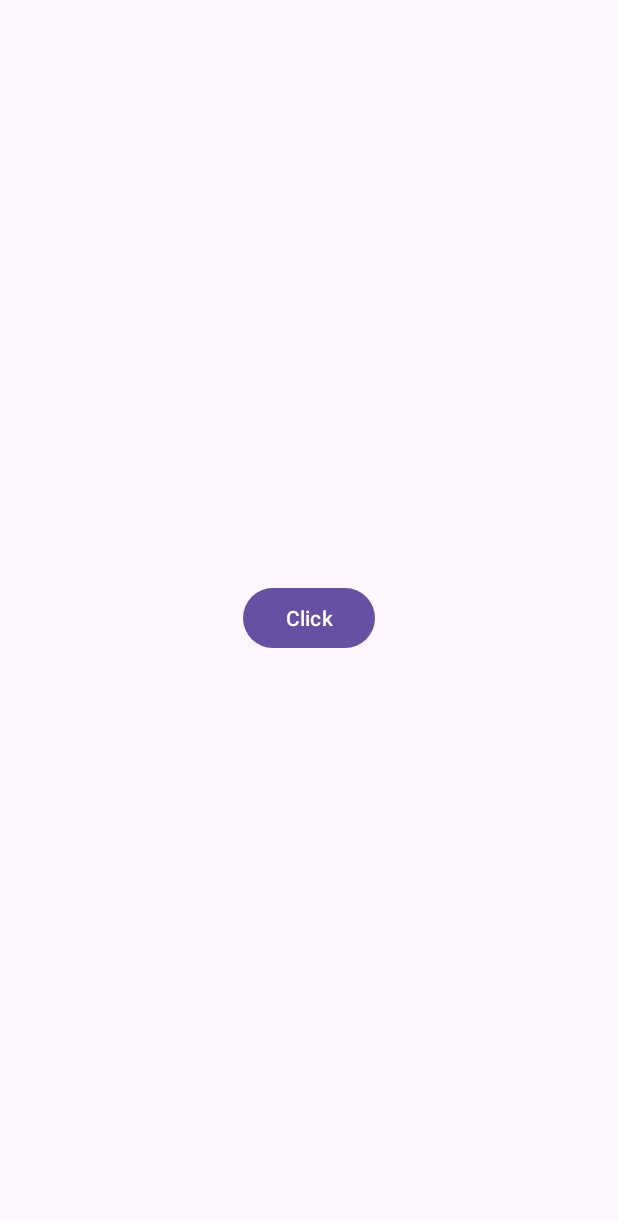
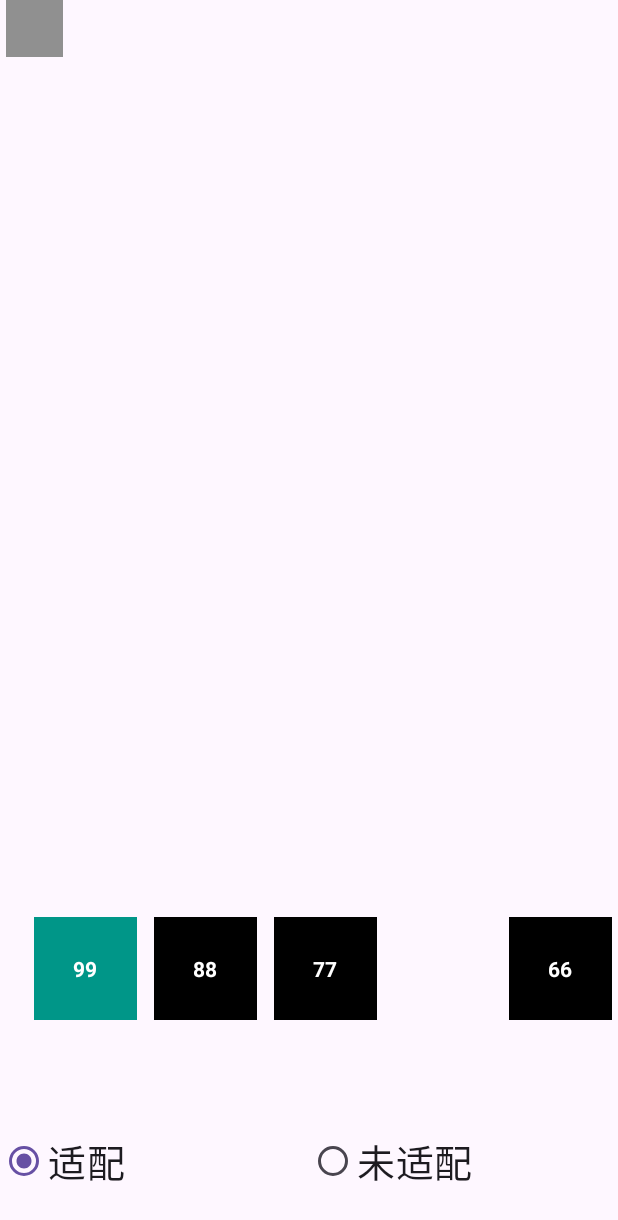
Before and after one commit to w-h-j-j/Apple, an Android app: the screen it shows after launch (MainActivity), on a phone screen of 412 x 824 dp. Shown: the top 1220 px of the screen. Run offline under Robolectric (Android 15) with nearby library versions, the phone set to English and light mode, and no system bars; libraries missing offline, so code that uses them is left out: com.orhanobut.logger; 1 statement that could not run was skipped.

Commit message:
1.实现屏幕适配 2.添加日志库依赖

```diff
--- a/app/src/main/AndroidManifest.xml
+++ b/app/src/main/AndroidManifest.xml
@@ -1,6 +1,8 @@
 <?xml version="1.0" encoding="utf-8"?>
 <manifest xmlns:android="http://schemas.android.com/apk/res/android"
     xmlns:tools="http://schemas.android.com/tools">
+
+    <uses-permission android:name="android.permission.INTERNET"/>
 
     <application
         android:allowBackup="true"
@@ -11,6 +13,8 @@
         android:roundIcon="@mipmap/ic_launcher_round"
         android:supportsRtl="true"
         android:theme="@style/Theme.MyApp"
+        android:usesCleartextTraffic="false"
+        android:name=".utils.MyApplication"
         tools:targetApi="31">
         <activity
             android:name=".MainActivity"
--- a/app/src/main/java/com/example/myapp/MainActivity.java
+++ b/app/src/main/java/com/example/myapp/MainActivity.java
@@ -1,20 +1,117 @@
 package com.example.myapp;
 
 import android.annotation.SuppressLint;
+import android.content.Context;
 import android.os.Bundle;
-import android.widget.Toast;
+import android.view.LayoutInflater;
+import android.view.View;
+import android.view.ViewGroup;
+import android.widget.RadioButton;
+import android.widget.RadioGroup;
 
+import androidx.annotation.NonNull;
+import androidx.annotation.Nullable;
 import androidx.appcompat.app.AppCompatActivity;
+import androidx.fragment.app.Fragment;
+import androidx.viewpager.widget.ViewPager;
+
+import com.example.myapp.adapter.MyViewPagerAdapter;
+import com.example.myapp.utils.ScreenAdapter;
+import java.util.ArrayList;
+import java.util.List;
 
 public class MainActivity extends AppCompatActivity {
 
-    @SuppressLint("MissingInflatedId")
+    @SuppressLint({"MissingInflatedId", "NonConstantResourceId"})
     @Override
     protected void onCreate(Bundle savedInstanceState) {
         super.onCreate(savedInstanceState);
         setContentView(R.layout.activity_main);
-        findViewById(R.id.btn_toast).setOnClickListener(v -> {
-            Toast.makeText(this, "点击按钮", Toast.LENGTH_SHORT).show();
+
+        ViewPager viewPager = findViewById(R.id.vp);
+        List<Fragment> list = new ArrayList<>();
+        list.add(new AdapterFragment());
+        list.add(new NoAdapterFragment());
+        viewPager.setAdapter(new MyViewPagerAdapter(getSupportFragmentManager(), list));
+
+        RadioButton button1= findViewById(R.id.btn_adapter);
+        RadioButton button2=findViewById(R.id.btn_cancel_adapter);
+        button1.setChecked(true);
+
+        viewPager.addOnPageChangeListener(new ViewPager.OnPageChangeListener() {
+            @Override
+            public void onPageScrolled(int position, float positionOffset, int positionOffsetPixels) {
+
+            }
+
+            @Override
+            public void onPageSelected(int position) {
+                if (position == 0){
+                    button1.setChecked(true);
+                }else {
+                    button2.setChecked(true);
+                }
+            }
+
+            @Override
+            public void onPageScrollStateChanged(int state) {
+
+            }
         });
+
+        RadioGroup radioGroup = findViewById(R.id.rg);
+        radioGroup.setOnCheckedChangeListener((group, checkedId) -> {
+            switch (checkedId){
+                case R.id.btn_adapter:
+                    viewPager.setCurrentItem(0);
+                    break;
+                case R.id.btn_cancel_adapter:
+                    viewPager.setCurrentItem(1);
+                    break;
+            }
+        });
+
+    }
+
+    public static class AdapterFragment extends Fragment{
+
+        private MainActivity mainActivity;
+
+        @Override
+        public void onAttach(@NonNull Context context) {
+            super.onAttach(context);
+            mainActivity = (MainActivity) context;
+        }
+
+        @Nullable
+        @Override
+        public View onCreateView(@NonNull LayoutInflater inflater, @Nullable ViewGroup container, @Nullable Bundle savedInstanceState) {
+            ScreenAdapter.startAdapter(mainActivity);
+            return inflater.inflate(R.layout.fragment_adapter, null);
+        }
+
+        @Override
+        public void onResume() {
+            super.onResume();
+            ScreenAdapter.cancelAdapter(mainActivity);
+        }
+    }
+
+    public static class NoAdapterFragment extends Fragment{
+
+        private MainActivity mainActivity;
+
+        @Override
+        public void onAttach(@NonNull Context context) {
+            super.onAttach(context);
+            mainActivity = (MainActivity) context;
+        }
+
+        @Nullable
+        @Override
+        public View onCreateView(@NonNull LayoutInflater inflater, @Nullable ViewGroup container, @Nullable Bundle savedInstanceState) {
+            ScreenAdapter.cancelAdapter(mainActivity);
+            return inflater.inflate(R.layout.fragment_no_adapter, null);
+        }
     }
 }
--- /dev/null
+++ b/app/src/main/java/com/example/myapp/adapter/MyViewPagerAdapter.java
@@ -0,0 +1,29 @@
+package com.example.myapp.adapter;
+
+import androidx.annotation.NonNull;
+import androidx.fragment.app.Fragment;
+import androidx.fragment.app.FragmentManager;
+import androidx.fragment.app.FragmentPagerAdapter;
+
+import java.util.List;
+
+public class MyViewPagerAdapter extends FragmentPagerAdapter {
+
+    private List<Fragment> list;
+
+    public MyViewPagerAdapter(@NonNull FragmentManager fm, List<Fragment> list) {
+        super(fm);
+        this.list = list;
+    }
+
+    @NonNull
+    @Override
+    public Fragment getItem(int position) {
+        return list.get(position);
+    }
+
+    @Override
+    public int getCount() {
+        return list == null ? 0 : list.size();
+    }
+}
--- /dev/null
+++ b/app/src/main/java/com/example/myapp/utils/MyApplication.java
@@ -0,0 +1,20 @@
+package com.example.myapp.utils;
+
+import android.app.Application;
+
+import com.orhanobut.logger.AndroidLogAdapter;
+import com.orhanobut.logger.Logger;
+
+public class MyApplication extends Application {
+
+    @Override
+    public void onCreate() {
+        super.onCreate();
+        Logger.addLogAdapter(new AndroidLogAdapter());
+    }
+
+    @Override
+    public void onTerminate() {
+        super.onTerminate();
+    }
+}
--- /dev/null
+++ b/app/src/main/java/com/example/myapp/utils/ScreenAdapter.java
@@ -0,0 +1,78 @@
+package com.example.myapp.utils;
+
+import android.app.Activity;
+import android.app.Application;
+import android.content.ComponentCallbacks;
+import android.content.res.Configuration;
+import android.content.res.Resources;
+import android.util.DisplayMetrics;
+
+import androidx.annotation.NonNull;
+
+/**
+ * 屏幕适配
+ */
+public class ScreenAdapter {
+
+    //宽度1080是按照UI设计图纸来填写，可根据实际情况进行修改， 例如图纸是按照1200x2000来设计的，此处的width就填写成1200
+    private static final float width = 1080;
+    private static float textDensity = 0;
+    private static float textScaleDensity = 0;
+
+    /**
+     * 开始适配
+     */
+    public static void startAdapter(Activity activity) {
+        Application application = activity.getApplication();
+        DisplayMetrics metrics = application.getResources().getDisplayMetrics();
+        System.out.println("ScreenAdapter 屏幕  width: " + metrics.widthPixels + "    height: " + metrics.heightPixels);
+        if (textDensity == 0) {
+            textDensity = metrics.density;
+            textScaleDensity = metrics.scaledDensity;
+            application.registerComponentCallbacks(new ComponentCallbacks() {
+                @Override
+                public void onConfigurationChanged(@NonNull Configuration newConfig) {
+                    if (newConfig.fontScale > 0) {
+                        textScaleDensity = application.getResources().getDisplayMetrics().scaledDensity;
+                    }
+                }
+
+                @Override
+                public void onLowMemory() {
+
+                }
+            });
+        }
+        float targetDensity = metrics.widthPixels / width;
+        float targetScaleDensity = targetDensity * (textScaleDensity / textDensity);
+        int targetDpi = (int) (160 * targetDensity);
+
+        metrics.density = targetDensity;
+        metrics.scaledDensity = targetScaleDensity;
+        metrics.densityDpi = targetDpi;
+
+        DisplayMetrics activityMetrics = activity.getResources().getDisplayMetrics();
+        activityMetrics.density = targetDensity;
+        activityMetrics.scaledDensity = targetScaleDensity;
+        activityMetrics.densityDpi = targetDpi;
+
+    }
+
+    /**
+     * 取消适配
+     */
+    public static void cancelAdapter(Activity activity) {
+        DisplayMetrics systemMetrics = Resources.getSystem().getDisplayMetrics();
+        DisplayMetrics appMetrics = activity.getApplication().getResources().getDisplayMetrics();
+        DisplayMetrics activityMetrics = activity.getResources().getDisplayMetrics();
+
+        activityMetrics.density = systemMetrics.density;
+        activityMetrics.scaledDensity = systemMetrics.scaledDensity;
+        activityMetrics.densityDpi = systemMetrics.densityDpi;
+
+        appMetrics.density = systemMetrics.density;
+        appMetrics.scaledDensity = systemMetrics.scaledDensity;
+        appMetrics.densityDpi = systemMetrics.densityDpi;
+    }
+
+}
--- a/app/src/main/res/layout/activity_main.xml
+++ b/app/src/main/res/layout/activity_main.xml
@@ -1,23 +1,46 @@
 <?xml version="1.0" encoding="utf-8"?>
-<androidx.constraintlayout.widget.ConstraintLayout
+<LinearLayout
     xmlns:android="http://schemas.android.com/apk/res/android"
     xmlns:app="http://schemas.android.com/apk/res-auto"
     xmlns:tools="http://schemas.android.com/tools"
-    android:id="@+id/main"
     android:layout_width="match_parent"
     android:layout_height="match_parent"
+    android:orientation="vertical"
     tools:context=".MainActivity">
 
+    <androidx.viewpager.widget.ViewPager
+        android:id="@+id/vp"
+        android:layout_width="match_parent"
+        android:layout_height="0dp"
+        android:layout_weight="1"
+        app:layout_constraintEnd_toEndOf="parent"
+        app:layout_constraintStart_toStartOf="parent"/>
 
-    <Button
-        android:id="@+id/btn_toast"
-        android:layout_width="wrap_content"
-        android:layout_height="wrap_content"
-        app:layout_constraintStart_toStartOf="parent"
-        app:layout_constraintEnd_toEndOf="parent"
-        app:layout_constraintTop_toTopOf="parent"
-        app:layout_constraintBottom_toBottomOf="parent"
-        android:text="Click"
-        tools:ignore="MissingConstraints" />
+    <RadioGroup
+        android:id="@+id/rg"
+        android:layout_width="match_parent"
+        android:layout_height="100dp"
+        android:orientation="horizontal"
+        app:layout_constraintTop_toBottomOf="@+id/vp">
+        <RadioButton
+            android:id="@+id/btn_adapter"
+            android:layout_width="0dp"
+            android:layout_height="match_parent"
+            android:layout_weight="1"
+            android:text="适配"
+            android:checked="true"
+            android:textSize="25sp"/>
+        <RadioButton
+            android:id="@+id/btn_cancel_adapter"
+            android:layout_width="0dp"
+            android:layout_height="match_parent"
+            android:layout_weight="1"
+            android:text="未适配"
+            android:textSize="25sp"/>
 
-</androidx.constraintlayout.widget.ConstraintLayout>
+    </RadioGroup>
+
+
+
+
+</LinearLayout>
--- /dev/null
+++ b/app/src/main/res/layout/fragment_adapter.xml
@@ -0,0 +1,101 @@
+<?xml version="1.0" encoding="utf-8"?>
+<androidx.constraintlayout.widget.ConstraintLayout xmlns:android="http://schemas.android.com/apk/res/android"
+    android:layout_width="match_parent"
+    android:layout_height="match_parent"
+    xmlns:app="http://schemas.android.com/apk/res-auto"
+    xmlns:tools="http://schemas.android.com/tools">
+
+    <ImageView
+        android:layout_width="100dp"
+        android:layout_height="100dp"
+        android:layout_marginStart="10dp"
+        android:background="#909090"
+        app:layout_constraintStart_toStartOf="parent" />
+
+    <ImageView
+        android:id="@+id/bg"
+        android:layout_width="900dp"
+        android:layout_height="844dp"
+
+        app:layout_constraintBottom_toBottomOf="parent"
+        app:layout_constraintEnd_toEndOf="parent"
+        app:layout_constraintStart_toStartOf="parent"
+        app:layout_constraintTop_toTopOf="parent" />
+
+    <TextView
+        android:id="@+id/imageButton"
+        style="@style/Theme.AppCompat.Light"
+        android:layout_width="180dp"
+        android:layout_height="180dp"
+        android:layout_marginStart="60dp"
+        android:layout_marginBottom="116dp"
+        android:background="#009688"
+        android:textSize="36sp"
+        android:text="99"
+        android:textColor="@color/white"
+        android:gravity="center"
+        android:textStyle="bold"
+        app:layout_constraintBottom_toBottomOf="parent"
+        app:layout_constraintStart_toStartOf="parent" />
+
+    <TextView
+        android:id="@+id/imageButton2"
+        style="@style/Theme.AppCompat.Light"
+        android:layout_width="180dp"
+        android:layout_height="180dp"
+        android:layout_marginStart="30dp"
+        android:textSize="36sp"
+        android:text="88"
+        android:gravity="center"
+        android:textStyle="bold"
+        android:textColor="@color/white"
+        android:background="#000000"
+        app:layout_constraintBottom_toBottomOf="@+id/imageButton"
+        app:layout_constraintStart_toEndOf="@+id/imageButton"
+        app:layout_constraintTop_toTopOf="@+id/imageButton"
+        tools:ignore="UsingOnClickInXml" />
+
+    <TextView
+        android:id="@+id/imageButton3"
+        style="@style/Theme.AppCompat.Light"
+        android:layout_width="180dp"
+        android:layout_height="180dp"
+        android:layout_marginStart="30dp"
+        android:background="#000000"
+        android:textSize="36sp"
+        android:text="77"
+        android:gravity="center"
+        android:textStyle="bold"
+        android:textColor="@color/white"
+        app:layout_constraintBottom_toBottomOf="@+id/imageButton"
+        app:layout_constraintStart_toEndOf="@+id/imageButton2"
+        app:layout_constraintTop_toTopOf="@+id/imageButton"
+        tools:ignore="UsingOnClickInXml" />
+
+    <TextView
+        android:id="@+id/imageButton4"
+        style="@style/Theme.AppCompat.Light"
+        android:layout_width="180dp"
+        android:layout_height="180dp"
+        android:layout_marginStart="230dp"
+        android:background="#000000"
+        android:textSize="36sp"
+        android:text="66"
+        android:gravity="center"
+        android:textStyle="bold"
+        android:textColor="@color/white"
+        app:layout_constraintBottom_toBottomOf="@+id/imageButton"
+        app:layout_constraintStart_toEndOf="@+id/imageButton3"
+        app:layout_constraintTop_toTopOf="@+id/imageButton"
+        tools:ignore="UsingOnClickInXml" />
+
+    <TextView
+        android:visibility="gone"
+        android:layout_width="90dp"
+        android:layout_height="2200dp"
+        android:layout_marginStart="120dp"
+        android:background="#FFEB3B"
+        app:layout_constraintStart_toStartOf="parent"
+        app:layout_constraintTop_toTopOf="parent" />
+
+</androidx.constraintlayout.widget.ConstraintLayout>
--- a/gradle.properties
+++ b/gradle.properties
@@ -19,3 +19,5 @@ android.useAndroidX=true
 # resources declared in the library itself and none from the library's dependencies,
 # thereby reducing the size of the R class for that library
 android.nonTransitiveRClass=true
+
+android.nonFinalResIds=false
```
Also changed, not shown: app/build.gradle.kts (+7 -2 lines), app/src/main/res/layout/fragment_no_adapter.xml (added, +101 -0 lines), settings.gradle.kts (+14 -0 lines), 1 other file.
